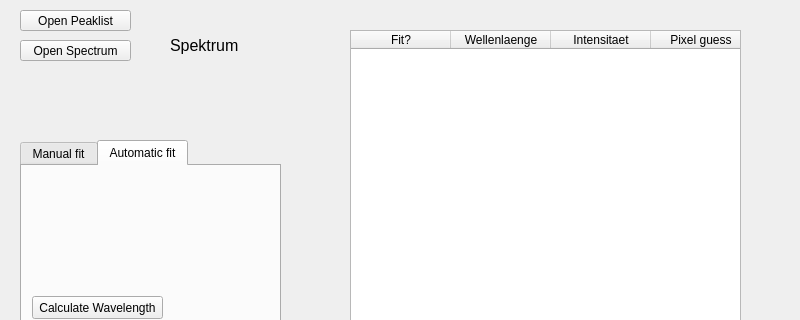
Before: the Qt Designer form Fittergui.ui in rnoske/Specfit, drawn with Qt 5; both pictures show x 0 to 800 and y 0 to 320 of the 800 by 600 pixel window.
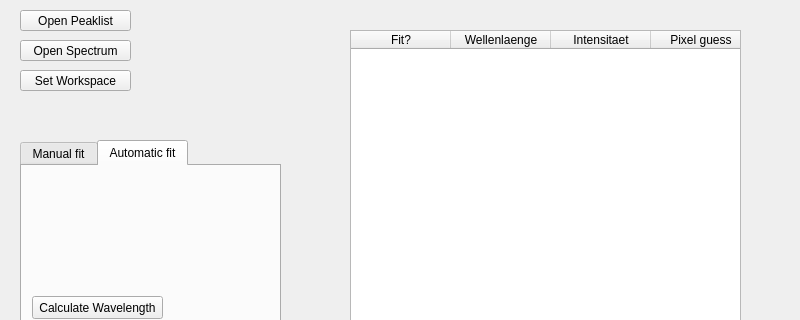
After: the same form once the commit is applied.

What changed in the file:
```diff
--- a/Fittergui.ui
+++ b/Fittergui.ui
@@ -27,31 +27,6 @@
      <string>Open Spectrum</string>
     </property>
    </widget>
-   <widget class="QLabel" name="Spectrum_label">
-    <property name="geometry">
-     <rect>
-      <x>170</x>
-      <y>30</y>
-      <width>551</width>
-      <height>31</height>
-     </rect>
-    </property>
-    <property name="sizePolicy">
-     <sizepolicy hsizetype="Preferred" vsizetype="Expanding">
-      <horstretch>0</horstretch>
-      <verstretch>0</verstretch>
-     </sizepolicy>
-    </property>
-    <property name="font">
-     <font>
-      <family>Arial</family>
-      <pointsize>12</pointsize>
-     </font>
-    </property>
-    <property name="text">
-     <string>Spektrum</string>
-    </property>
-   </widget>
    <widget class="QPushButton" name="OpenPeaklist_pushButton">
     <property name="geometry">
      <rect>
@@ -175,6 +150,19 @@
      </widget>
     </widget>
    </widget>
+   <widget class="QPushButton" name="SetWorkspace_pushButton">
+    <property name="geometry">
+     <rect>
+      <x>20</x>
+      <y>70</y>
+      <width>111</width>
+      <height>21</height>
+     </rect>
+    </property>
+    <property name="text">
+     <string>Set Workspace</string>
+    </property>
+   </widget>
   </widget>
   <widget class="QMenuBar" name="menubar">
    <property name="geometry">
```
Left out of the diff: 17 changed lines with no effect on the pictures.
